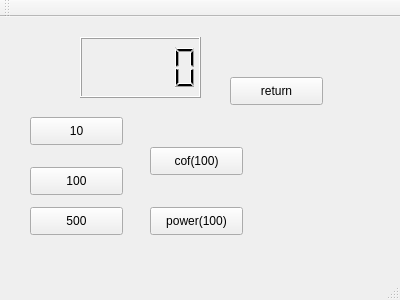
Above: mainwindow.ui from veath1/qt before the change. Below: the same form after it.
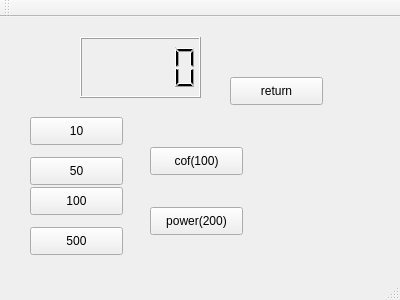
That is the form after the change.

Patch:
```diff
--- a/mainwindow.ui
+++ b/mainwindow.ui
@@ -41,7 +41,7 @@
     <property name="geometry">
      <rect>
       <x>30</x>
-      <y>150</y>
+      <y>170</y>
       <width>93</width>
       <height>28</height>
      </rect>
@@ -73,7 +73,7 @@
      </rect>
     </property>
     <property name="text">
-     <string>power(100)</string>
+     <string>power(200)</string>
     </property>
    </widget>
    <widget class="QPushButton" name="pushButton_5">
@@ -93,7 +93,7 @@
     <property name="geometry">
      <rect>
       <x>30</x>
-      <y>190</y>
+      <y>210</y>
       <width>93</width>
       <height>28</height>
      </rect>
@@ -102,6 +102,19 @@
      <string>500</string>
     </property>
    </widget>
+   <widget class="QPushButton" name="pushButton_7">
+    <property name="geometry">
+     <rect>
+      <x>30</x>
+      <y>140</y>
+      <width>93</width>
+      <height>28</height>
+     </rect>
+    </property>
+    <property name="text">
+     <string>50</string>
+    </property>
+   </widget>
   </widget>
   <widget class="QMenuBar" name="menuBar">
    <property name="geometry">
```
Left out of the diff: 3 changed lines with no effect on the pictures.
